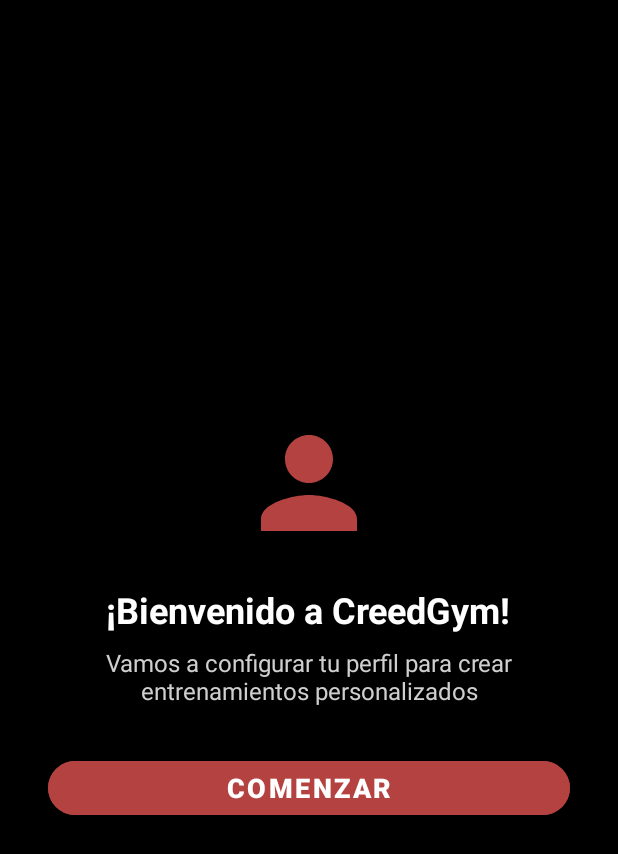
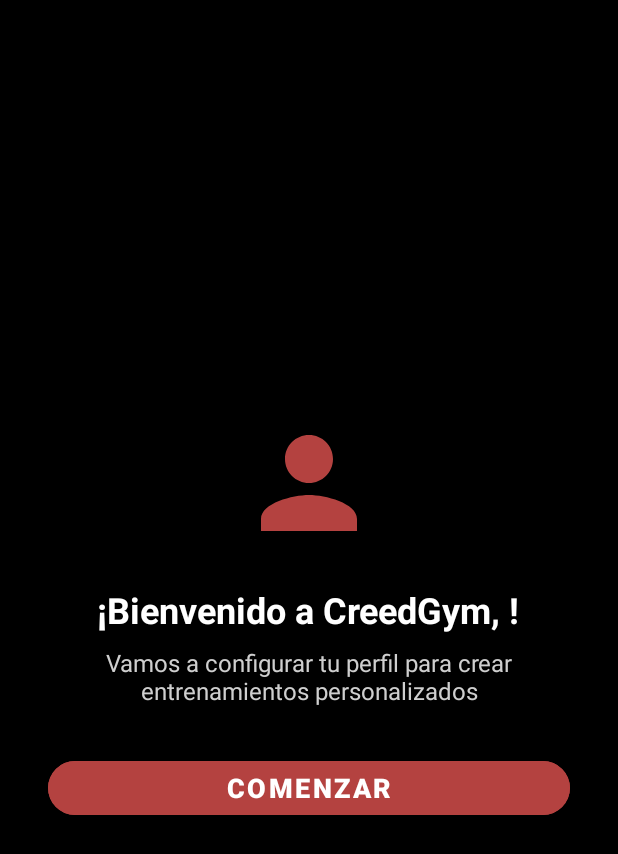
Before and after one commit to Alexandervalladares/SymetryCreed, an Android app: the HolaMundoActivity screen opened directly, with no data from a screen before it, on a phone screen of 412 x 824 dp. Shown: the top 854 px of the screen. Run offline under Robolectric (Android 15) with nearby library versions, the phone set to English and light mode, and no system bars; our stand-ins replace Firebase (no records; nobody signed in at launch, a user with empty details on screens opened directly).

Commit message:
new changes

```diff
--- a/app/src/main/java/com/app/symetrycreed/ui/home/HolaMundoActivity.kt
+++ b/app/src/main/java/com/app/symetrycreed/ui/home/HolaMundoActivity.kt
@@ -20,7 +20,8 @@ class HolaMundoActivity : AppCompatActivity() {
         // Texto de bienvenida
         val user = auth.currentUser
         val nombre = user?.displayName ?: "Entrenador"
-        binding.tvBienvenida.text = "¡Bienvenido a CreedGym!"
+        // Mostrar el nombre en el mensaje de bienvenida
+        binding.tvBienvenida.text = "¡Bienvenido a CreedGym, $nombre!"
         binding.tvDescripcion.text =
             "Vamos a configurar tu perfil para crear entrenamientos personalizados"
 
--- a/app/src/main/res/layout/activity_center.xml
+++ b/app/src/main/res/layout/activity_center.xml
@@ -32,12 +32,14 @@
                     android:textSize="22sp"/>
 
                 <TextView
+                    android:id="@+id/tvUsuario"
                     android:layout_width="wrap_content"
                     android:layout_height="wrap_content"
-                    android:text="  Usuario"
+                    android:text="Usuario"
                     android:textStyle="bold"
                     android:textColor="@android:color/white"
-                    android:textSize="20sp"/>
+                    android:textSize="20sp"
+                    android:layout_marginStart="8dp"/>
             </LinearLayout>
 
             <!-- CARD: Nuevo Entrenamiento -->
```
Also changed, not shown: app/src/main/java/com/app/symetrycreed/ui/home/CenterActivity.kt (+10 -0 lines), app/src/main/java/com/app/symetrycreed/ui/signup/SignUpActivity.kt (+11 -0 lines).
